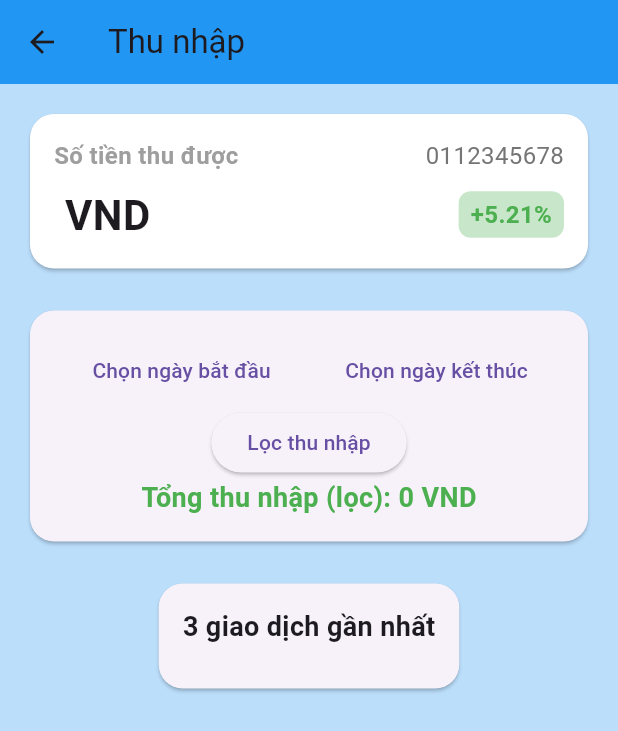
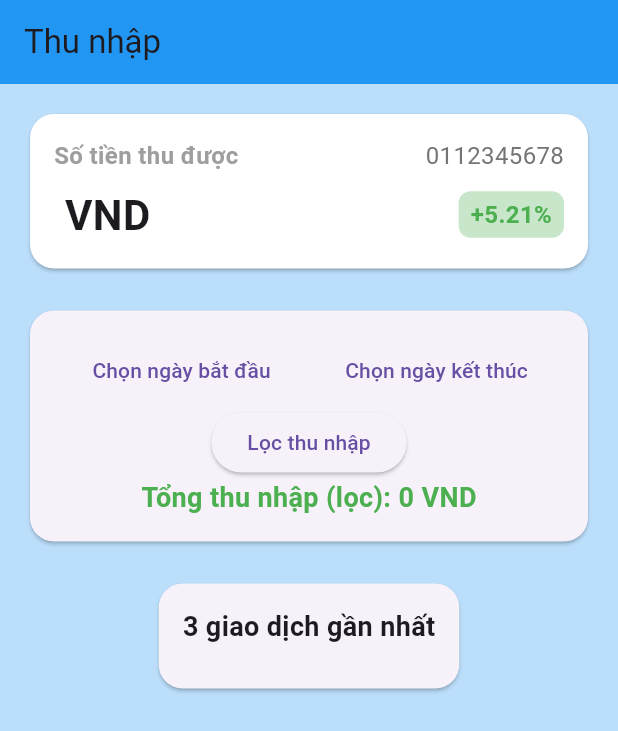
Before and after one commit to Duc15/driver-role-App-Dat-Xe, a Flutter app: the EarningsPage screen opened directly, on a phone screen of 412 x 824 dp. Shown: the top 731 px of the screen. Run offline on Flutter 3.47's test engine with Material 3 defaults, Android fonts, the light colour scheme and no system bars; our stand-ins replace camera, connectivity_plus, file_picker, firebase_auth, firebase_core, firebase_database and 6 more; missing offline and left inert: flutter_geofire, flutter_polyline_points; accounts and stored records are empty; network calls fail.

Commit message:
fix some UI

```diff
--- a/lib/pages/earnings_page.dart
+++ b/lib/pages/earnings_page.dart
@@ -209,8 +209,11 @@ class _EarningsPageState extends State<EarningsPage> {
   @override
   Widget build(BuildContext context) {
     return Scaffold(
-      appBar:
-          AppBar(title: const Text('Thu nhập'), backgroundColor: Colors.blue),
+      appBar: AppBar(
+        title: const Text('Thu nhập'),
+        backgroundColor: Colors.blue,
+        automaticallyImplyLeading: false,
+      ),
       backgroundColor: Colors.blue[100],
       body: SingleChildScrollView(
         child: Padding(
--- a/lib/pages/profile_page.dart
+++ b/lib/pages/profile_page.dart
@@ -127,6 +127,7 @@ class _ProfilePageState extends State<ProfilePage> {
     return Scaffold(
       backgroundColor: Colors.blueGrey[50],
       appBar: AppBar(
+        automaticallyImplyLeading: false,
         title: const Text('Thông tin cá nhân'),
         backgroundColor: Colors.blueAccent,
         elevation: 0,
```
